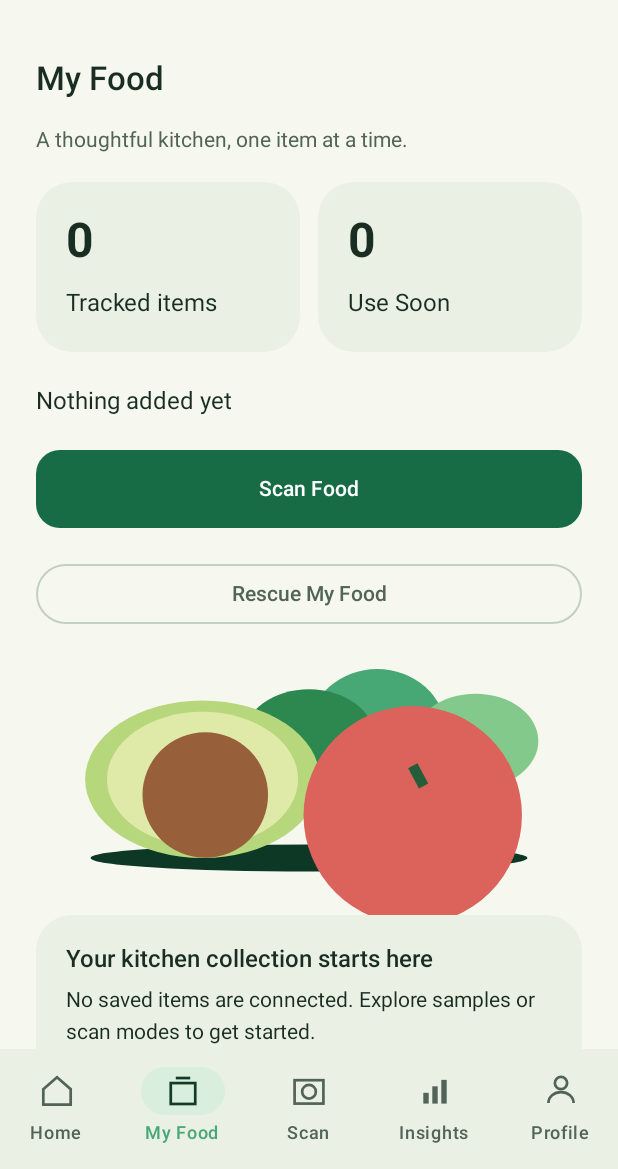
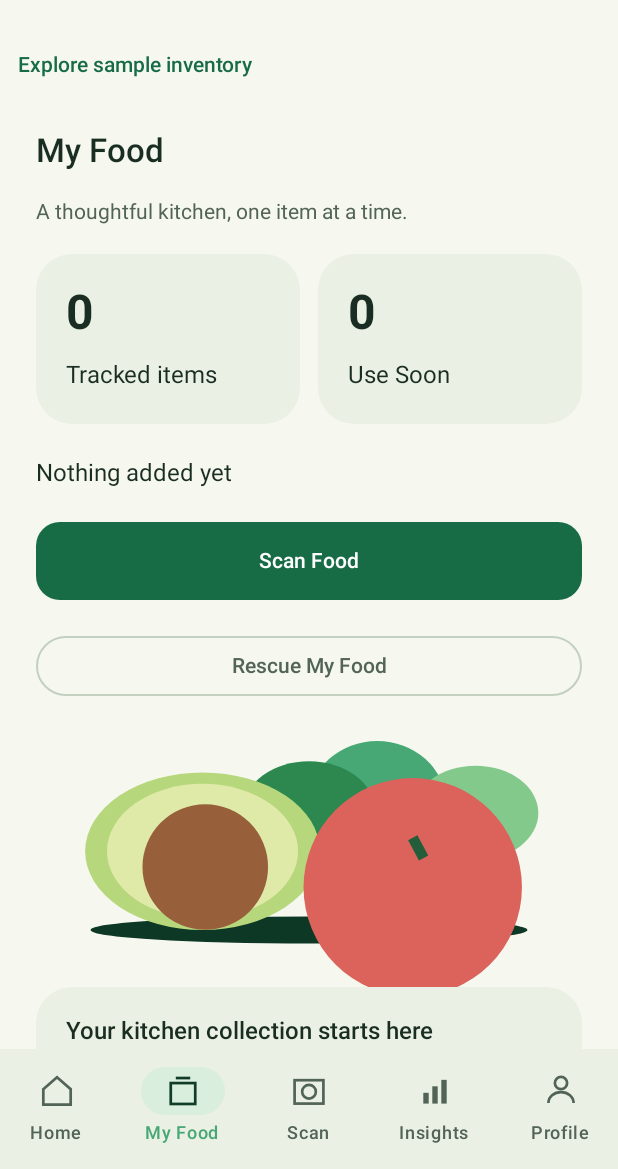
Before and after one commit to sadeepa-div/FreshCheck, an Android app built with Jetpack Compose: the screen it shows after launch (MainActivity), item 2 of the bottom bar chosen, on a phone screen of 412 x 824 dp, the part 67-1236 px from its top. Run offline under Robolectric (Android 15) with nearby library versions, the phone set to English and light mode, and no system bars; our stand-ins replace Room's generated code.

Commit message:
feat: integrate food inventory and mutation workflows

```diff
--- /dev/null
+++ b/app/src/main/java/com/freshcheck/app/integration/UiCompletionGate.kt
@@ -0,0 +1,33 @@
+package com.freshcheck.app.integration
+
+import androidx.compose.runtime.Composable
+import androidx.compose.runtime.remember
+import androidx.compose.runtime.rememberCoroutineScope
+import androidx.lifecycle.compose.LocalLifecycleOwner
+import androidx.lifecycle.withStarted
+import kotlinx.coroutines.*
+import java.util.concurrent.atomic.AtomicBoolean
+
+/** Suppress disposed-screen callbacks; defer background delivery until the same owner is started. */
+class UiCompletionGate(
+    private val scope: CoroutineScope,
+    private val beforeDelivery: suspend () -> Unit = {}
+) {
+    fun <T> once(completion: (T) -> Unit): (T) -> Unit {
+        val delivered = AtomicBoolean(false)
+        return { value ->
+            if (delivered.compareAndSet(false, true)) scope.launch(Dispatchers.Main.immediate) {
+                beforeDelivery()
+                ensureActive()
+                completion(value)
+            }
+        }
+    }
+}
+
+@Composable
+fun rememberUiCompletionGate(): UiCompletionGate {
+    val scope = rememberCoroutineScope()
+    val lifecycle = LocalLifecycleOwner.current.lifecycle
+    return remember(scope, lifecycle) { UiCompletionGate(scope) { lifecycle.withStarted { } } }
+}
--- a/app/src/main/java/com/freshcheck/app/ui/myfood/EditFoodItemScreen.kt
+++ b/app/src/main/java/com/freshcheck/app/ui/myfood/EditFoodItemScreen.kt
@@ -20,7 +20,7 @@ fun EditFoodItemScreen(item: FoodItemUi, onSave: (FoodItemUi) -> Unit, onBack: (
     val errors = validateFoodEdit(values, LocalDate.now())
     Page {
         TextButton(onBack) { Text("← Food Details") }
-        SectionTitle("Edit ${item.name}", if (item.isDemo) "Sample changes stay in this session." else "Persistence integration pending.")
+        SectionTitle("Edit ${item.name}", if (item.isDemo) "Sample changes stay in this session." else "Changes are saved after database confirmation.")
         fun error(key: String) = if (submitted) errors[key] else null
         @Composable fun Field(label: String, value: String, key: String, change: (String) -> Unit) {
             OutlinedTextField(value, change, Modifier.fillMaxWidth(), label = { Text(label) },
--- a/app/src/main/java/com/freshcheck/app/ui/myfood/MyFoodFlow.kt
+++ b/app/src/main/java/com/freshcheck/app/ui/myfood/MyFoodFlow.kt
@@ -7,6 +7,7 @@ import androidx.compose.runtime.*
 import androidx.compose.runtime.saveable.rememberSaveable
 import androidx.compose.ui.tooling.preview.Preview
 import com.freshcheck.app.navigation.*
+import com.freshcheck.app.integration.rememberUiCompletionGate
 import com.freshcheck.app.ui.theme.FreshCheckTheme
 import java.time.LocalDate
 
@@ -21,13 +22,16 @@ fun MyFoodFlow(inventory: DemoInventory, onScan: (String?) -> Unit, onRescue: ()
     var pendingAction by rememberSaveable { mutableStateOf(FoodMutation.Delete.name) }
     var feedback by rememberSaveable { mutableStateOf<String?>(null) }
     var busy by remember { mutableStateOf(false) }
-    val items = connectedItems ?: inventory.items
+    var demoMode by rememberSaveable { mutableStateOf(false) }
+    val sampleSession = connectedItems == null || demoMode
+    val completions = rememberUiCompletionGate()
+    val items = if (sampleSession) inventory.items else connectedItems.orEmpty()
     LaunchedEffect(openItemId) {
         if (openItemId != null) { itemId = openItemId; route = "details"; onOpenHandled() }
     }
     val item = items.firstOrNull { it.id == itemId }
-    fun back() { route = if (route == "edit" || route == "journey") "details" else "list" }
-    fun ask(id: String, action: FoodMutation) { pendingId = id; pendingAction = action.name }
+    fun back() { if (!busy) route = if (route == "edit" || route == "journey") "details" else "list" }
+    fun ask(id: String, action: FoodMutation) { if (!busy) { pendingId = id; pendingAction = action.name } }
     fun completion(result: UiOperationResult) {
         busy = false; pendingId = null
         when (result) {
@@ -37,35 +41,40 @@ fun MyFoodFlow(inventory: DemoInventory, onScan: (String?) -> Unit, onRescue: ()
     }
     BackHandler(route != "list" || pendingId != null) { if (!busy) { if (pendingId != null) pendingId = null else back() } }
     val actions = FoodActions(
-        onOpen = { itemId = it; route = "details" }, onEdit = { itemId = it; route = "edit" },
-        onJourney = { itemId = it; route = "journey" }, onRescan = onScan,
+        onOpen = { if (!busy) { itemId = it; route = "details" } }, onEdit = { if (!busy) { itemId = it; route = "edit" } },
+        onJourney = { if (!busy) { itemId = it; route = "journey" } }, onRescan = { if (!busy) onScan(it) },
         onMarkUsed = { ask(it, FoodMutation.Used) }, onMarkDiscarded = { ask(it, FoodMutation.Discarded) },
         onDelete = { ask(it, FoodMutation.Delete) })
+    Column {
+    if (connectedItems != null) TextButton({
+        if (!busy) { demoMode = !demoMode; itemId = null; route = "list" }
+    }, enabled = !busy) { Text(if (demoMode) "Back to saved inventory" else "Explore sample inventory") }
     AnimatedContent(if (item == null) "list" else route, label = "Food navigation") { screen ->
         when (screen) {
             "details" -> item?.let { FoodDetailsScreen(it, actions, ::back) }
             "edit" -> item?.let { EditFoodItemScreen(it, { updated ->
-                if (connectedItems == null && updated.isDemo) {
+                if (sampleSession && updated.isDemo) {
                     inventory.update(updated); route = "details"; feedback = "Sample updated for this session only. No notification scheduled."
                 } else if (!busy) {
                     busy = true
-                    mutations.edit(updated) { result ->
+                    mutations.edit(updated, completions.once { result ->
                         busy = false
                         if (result == UiOperationResult.Confirmed) { route = "details"; feedback = "Repository confirmed changes." }
                         else feedback = (result as UiOperationResult.Failed).message
-                    }
+                    })
                 }
             }, ::back) }
             "journey" -> item?.let { FreshnessJourneyScreen(it, ::back, { onScan(it.id) }) }
             else -> MyFoodScreen(items, actions, { onScan(null) },
-                { if (connectedItems == null) inventory.load(LocalDate.now()) },
-                { if (connectedItems == null) { inventory.clear(); itemId = null; route = "list" } }, onRescue,
-                allowDemo = connectedItems == null)
+                { if (sampleSession) inventory.load(LocalDate.now()) },
+                { if (sampleSession) { inventory.clear(); itemId = null; route = "list" } }, onRescue,
+                allowDemo = sampleSession)
         }
+    }
     }
     pendingId?.let { id ->
         val action = FoodMutation.valueOf(pendingAction)
-        val isDemo = connectedItems == null && items.any { it.id == id && it.isDemo }
+        val isDemo = sampleSession && items.any { it.id == id && it.isDemo }
         val description = when (action) {
             FoodMutation.Used -> "Record this item as Used and remove it from active inventory. Its scan history should be retained."
             FoodMutation.Discarded -> "Record this item as Discarded and remove it from active inventory. Its scan history should be retained."
@@ -81,12 +90,13 @@ fun MyFoodFlow(inventory: DemoInventory, onScan: (String?) -> Unit, onRescue: ()
                         FoodMutation.Delete -> inventory.remove(id)
                     }
                     pendingId = null; route = "list"; feedback = "Demo action applied locally only."
-                } else {
+                } else if (!busy) {
                     busy = true
+                    val done = completions.once(::completion)
                     when (action) {
-                        FoodMutation.Used -> mutations.markUsed(id, ::completion)
-                        FoodMutation.Discarded -> mutations.markDiscarded(id, ::completion)
-                        FoodMutation.Delete -> mutations.delete(id, ::completion)
+                        FoodMutation.Used -> mutations.markUsed(id, done)
+                        FoodMutation.Discarded -> mutations.markDiscarded(id, done)
+                        FoodMutation.Delete -> mutations.delete(id, done)
                     }
                 }
             }, enabled = !busy) { Text("Confirm ${action.label}") } },
--- a/app/src/main/java/com/freshcheck/app/ui/myfood/MyFoodScreen.kt
+++ b/app/src/main/java/com/freshcheck/app/ui/myfood/MyFoodScreen.kt
@@ -37,7 +37,9 @@ fun MyFoodScreen(items: List<FoodItemUi>, actions: FoodActions, onScan: () -> Un
         } else if (allowDemo) TextButton(onLoadDemo) { Text("Explore sample inventory") }
         if (items.isEmpty()) {
             ProduceArt(Modifier.fillMaxWidth().height(150.dp))
-            EmptyPanel("Your kitchen collection starts here", "No saved items are connected. Explore samples or scan modes to get started.",
+            EmptyPanel("Your kitchen collection starts here",
+                if (allowDemo) "No sample items are loaded. Explore samples or scan modes to get started."
+                else "No active saved food items. New scan-to-inventory creation awaits scanner integration and food details.",
                 if (allowDemo) "Explore sample inventory" else "Scan Food", if (allowDemo) onLoadDemo else onScan)
         } else {
             OutlinedTextField(query, { query = it }, Modifier.fillMaxWidth(), label = { Text("Search produce name or type") }, singleLine = true)
```
